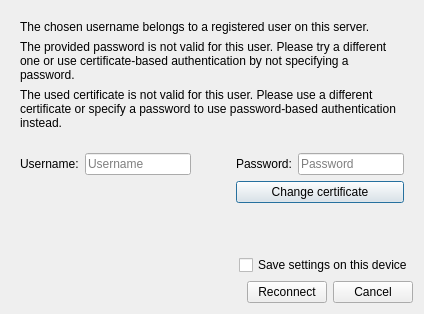
This is src/mumble/widgets/FailedConnectionDialog.ui in mumble-voip/mumble as Qt 5 draws it before an edit. The edited form follows.
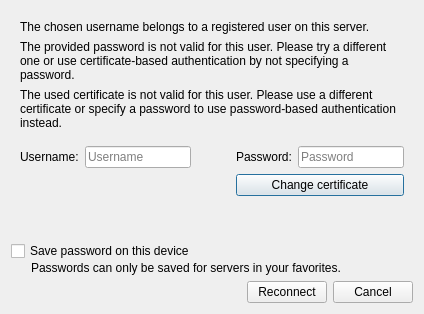
This is the edited form.

Commit message: FEAT(ui): Improve password save notice visibility and accessibility

Patch:
```diff
--- a/src/mumble/widgets/FailedConnectionDialog.ui
+++ b/src/mumble/widgets/FailedConnectionDialog.ui
@@ -242,24 +242,27 @@
     </widget>
    </item>
    <item>
-    <layout class="QHBoxLayout" name="horizontalLayout_2">
-     <item>
-      <spacer name="horizontalSpacer_3">
-       <property name="orientation">
-        <enum>Qt::Orientation::Horizontal</enum>
-       </property>
-       <property name="sizeHint" stdset="0">
-        <size>
-         <width>0</width>
-         <height>0</height>
-        </size>
-       </property>
-      </spacer>
-     </item>
+    <layout class="QVBoxLayout" name="savePasswordLayout">
+     <property name="spacing">
+      <number>0</number>
+     </property>
      <item>
       <widget class="QCheckBox" name="qcbSavePassword">
        <property name="text">
-        <string>Save settings on this device</string>
+        <string>Save password on this device</string>
+       </property>
+      </widget>
+     </item>
+     <item>
+      <widget class="QLabel" name="qlSavePasswordNotice">
+       <property name="text">
+        <string>Passwords can only be saved for servers in your favorites.</string>
+       </property>
+       <property name="wordWrap">
+        <bool>true</bool>
+       </property>
+       <property name="indent">
+        <number>20</number>
        </property>
       </widget>
      </item>
```
The commit also changes 1 other file.
